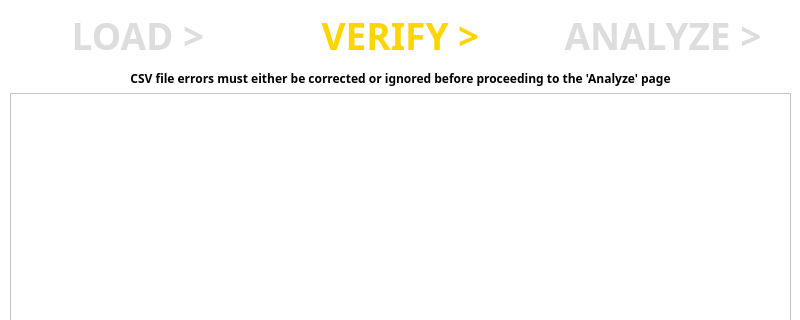
First picture: the form in Project Code/AppleProject/verify_csv.ui, repository JRWu/DataAggregation, before the edit; both pictures show x 0 to 800 and y 0 to 320 of the 800 by 600 pixel window.
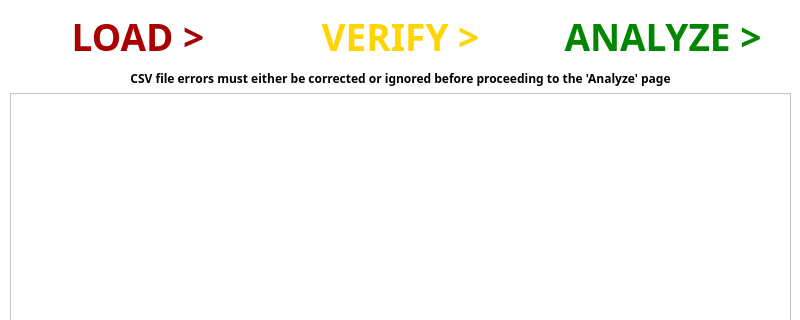
Second picture: the form after the edit.

Patch:
```diff
--- a/Project Code/AppleProject/verify_csv.ui
+++ b/Project Code/AppleProject/verify_csv.ui
@@ -450,7 +450,7 @@
       <x>10</x>
       <y>10</y>
       <width>781</width>
-      <height>51</height>
+      <height>52</height>
      </rect>
     </property>
     <layout class="QHBoxLayout" name="navigation_area">
@@ -471,9 +471,9 @@
           <colorrole role="ButtonText">
            <brush brushstyle="SolidPattern">
             <color alpha="255">
-             <red>221</red>
-             <green>221</green>
-             <blue>221</blue>
+             <red>170</red>
+             <green>0</green>
+             <blue>0</blue>
             </color>
            </brush>
           </colorrole>
@@ -482,9 +482,9 @@
           <colorrole role="ButtonText">
            <brush brushstyle="SolidPattern">
             <color alpha="255">
-             <red>221</red>
-             <green>221</green>
-             <blue>221</blue>
+             <red>170</red>
+             <green>0</green>
+             <blue>0</blue>
             </color>
            </brush>
           </colorrole>
@@ -593,9 +593,9 @@
           <colorrole role="ButtonText">
            <brush brushstyle="SolidPattern">
             <color alpha="255">
-             <red>221</red>
-             <green>221</green>
-             <blue>221</blue>
+             <red>0</red>
+             <green>134</green>
+             <blue>0</blue>
             </color>
            </brush>
           </colorrole>
@@ -604,9 +604,9 @@
           <colorrole role="ButtonText">
            <brush brushstyle="SolidPattern">
             <color alpha="255">
-             <red>221</red>
-             <green>221</green>
-             <blue>221</blue>
+             <red>0</red>
+             <green>134</green>
+             <blue>0</blue>
             </color>
            </brush>
           </colorrole>
```
